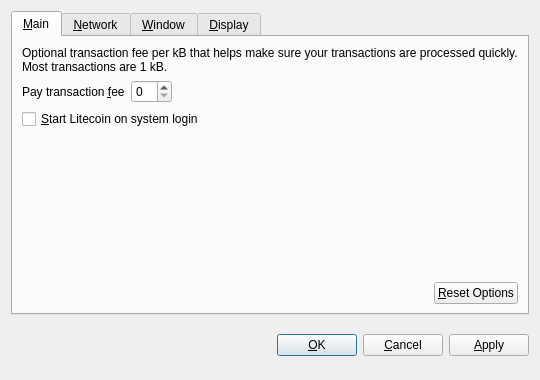
pixicoin/pixicoin, file src/qt/forms/optionsdialog.ui: the form before one commit.
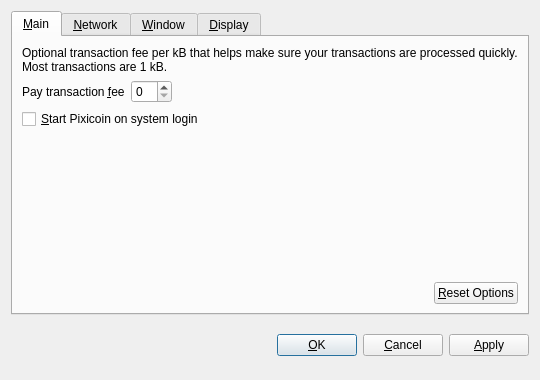
The form after the commit. Custom widgets are drawn as their Qt base class.

Diff of the .ui file:
```diff
--- a/src/qt/forms/optionsdialog.ui
+++ b/src/qt/forms/optionsdialog.ui
@@ -82,7 +82,7 @@
           <string>Automatically start Litecoin after logging in to the system.</string>
          </property>
          <property name="text">
-          <string>&amp;Start Litecoin on system login</string>
+          <string>&amp;Start Pixicoin on system login</string>
          </property>
         </widget>
        </item>
```
Left out of the diff: 10 changed lines with no effect on the pictures.
